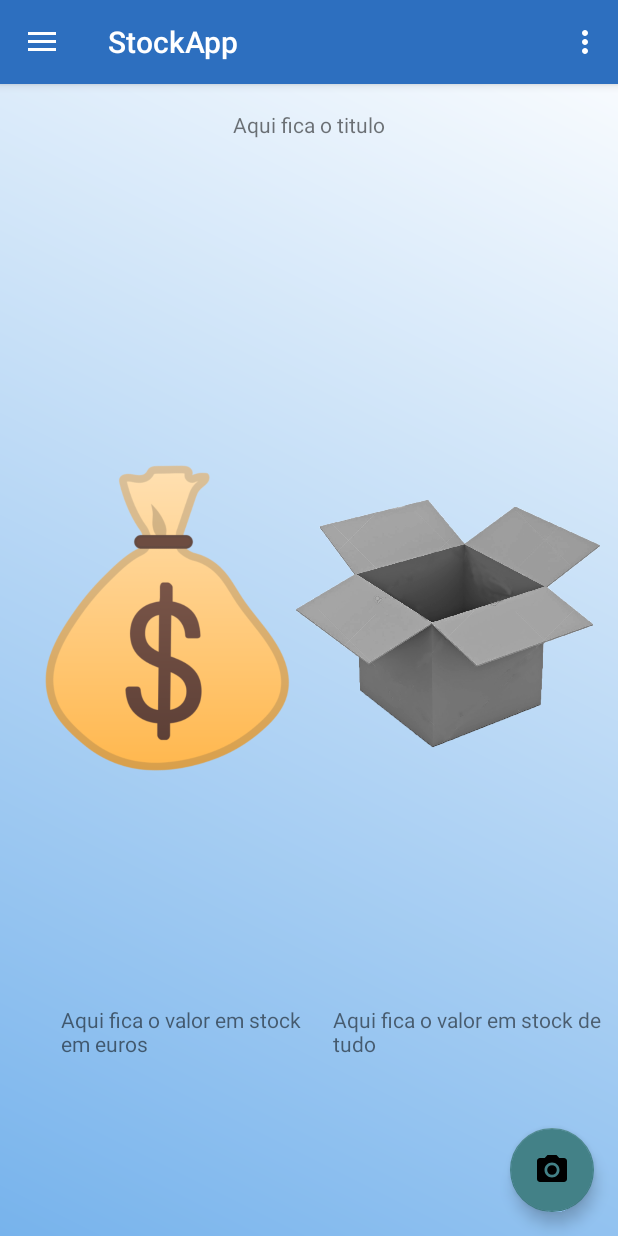
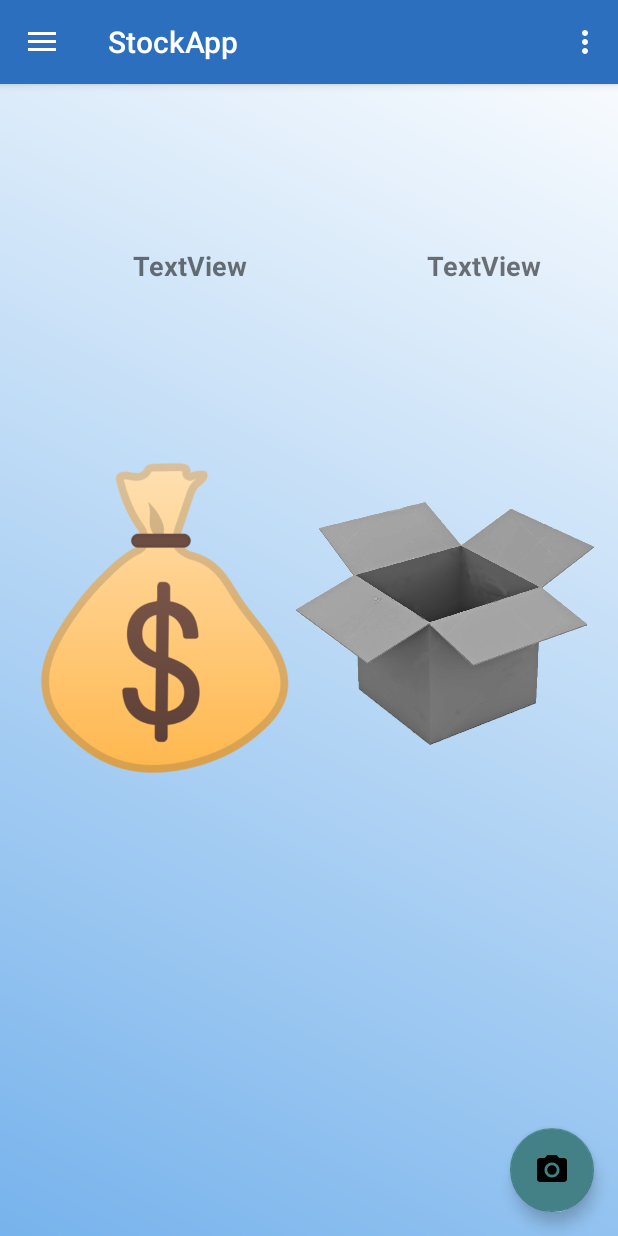
Before and after one commit to bcs44/PADMStockApp, an Android app: the screen it shows after launch (MainActivity), on a phone screen of 412 x 824 dp. Run offline under Robolectric (Android 15) with nearby library versions, the phone set to English and light mode, and no system bars; our stand-ins replace Firebase (no records; nobody signed in at launch, a user with empty details on screens opened directly).

Commit message:
content main

```diff
--- a/app/src/main/java/com/example/bruna/stockapp/MainActivity.java
+++ b/app/src/main/java/com/example/bruna/stockapp/MainActivity.java
@@ -4,6 +4,7 @@ import android.content.Intent;
 import android.os.Bundle;
 import android.support.annotation.NonNull;
 import android.support.design.widget.FloatingActionButton;
+import android.util.Log;
 import android.view.View;
 import android.support.design.widget.NavigationView;
 import android.support.v4.view.GravityCompat;
@@ -15,8 +16,28 @@ import android.view.Menu;
 import android.view.MenuItem;
 import android.widget.TextView;
 
+import com.google.firebase.database.DataSnapshot;
+import com.google.firebase.database.DatabaseError;
+import com.google.firebase.database.DatabaseReference;
+import com.google.firebase.database.FirebaseDatabase;
+import com.google.firebase.database.Query;
+import com.google.firebase.database.ValueEventListener;
+
+import java.util.ArrayList;
+import java.util.List;
+
 public class MainActivity extends AppCompatActivity
         implements NavigationView.OnNavigationItemSelectedListener {
+
+
+    TextView boxTv;
+    TextView moneyTv;
+    List<String> arrayListFirstType = new ArrayList<>();
+    List<String> arrayListSecondType = new ArrayList<>();
+
+    int stockUni;
+    int stockMoney;
+
 
     @Override
     protected void onCreate(Bundle savedInstanceState) {
@@ -53,14 +74,112 @@ public class MainActivity extends AppCompatActivity
 
     private void changeStockDataMain() {
 
-        TextView boxTv = findViewById(R.id.textViewBox);
-        TextView moneyTv = findViewById(R.id.textViewMoney);
-        TextView titleTv = findViewById(R.id.textViewTitle);
+        boxTv = findViewById(R.id.textViewBox);
+        moneyTv = findViewById(R.id.textViewMoney);
 
-        boxTv.setText("Aqui fica o valor em stock de tudo");
-        moneyTv.setText("Aqui fica o valor em stock em euros");
-        titleTv.setText("Aqui fica o titulo");
+        //boxTv.setText("Aqui fica o valor em stock de tudo");
+       // moneyTv.setText("Aqui fica o valor em stock em euros");
+
+        stockUni = 0;
+        stockMoney = 0;
+
+        stockFirst();
+
+        Log.d("w", String.valueOf(stockMoney));
+
     }
+
+    private void stockFirst() {
+
+        FirebaseDatabase database = FirebaseDatabase.getInstance();
+        DatabaseReference myRef = database.getReference();
+
+        myRef.addValueEventListener(new ValueEventListener() {
+            @Override
+            public void onDataChange(DataSnapshot dataSnapshot) {
+
+                for (DataSnapshot dataSnapshot1 : dataSnapshot.getChildren()) {
+                    arrayListFirstType.add(dataSnapshot1.getKey());
+                }
+                doTheRestSecondType();
+            }
+
+            @Override
+            public void onCancelled(DatabaseError error) {
+                Log.w("Value", "Failed to read value.", error.toException());
+            }
+        });
+    }
+
+    private void doTheRestSecondType() {
+
+        for (int i = 0; i < arrayListFirstType.size(); i++) {
+
+            FirebaseDatabase database = FirebaseDatabase.getInstance();
+            DatabaseReference myRef = database.getReference().child(arrayListFirstType.get(i));
+            final int finalI = i;
+
+            myRef.addValueEventListener(new ValueEventListener() {
+                @Override
+                public void onDataChange(DataSnapshot dataSnapshot) {
+                    arrayListSecondType = new ArrayList<>();
+                    for (DataSnapshot dataSnapshot1 : dataSnapshot.getChildren()) {
+                        arrayListSecondType.add(dataSnapshot1.getKey());
+                    }
+                    doTheRest(arrayListFirstType.get(finalI));
+                }
+
+                @Override
+                public void onCancelled(DatabaseError error) {
+                    Log.w("Value", "Failed to read value.", error.toException());
+                }
+            });
+        }
+
+    }
+
+    private void doTheRest(String firstType) {
+
+
+        for (int i = 0; i < arrayListSecondType.size(); i++) {
+            DatabaseReference mFirebaseDatabaseReference = FirebaseDatabase.getInstance().getReference().child(firstType).child(arrayListSecondType.get(i));
+
+            mFirebaseDatabaseReference.addValueEventListener(new ValueEventListener() {
+                @Override
+                public void onDataChange(DataSnapshot dataSnapshot) {
+                    List<Product> productsList = new ArrayList<>();
+                    for (DataSnapshot dataSnapshot1 : dataSnapshot.getChildren()) {
+                        Product productsTable = dataSnapshot1.getValue(Product.class);
+                        productsList.add(productsTable);
+                    }
+                    createValuesStockAndPrice(productsList);
+
+                }
+
+                @Override
+                public void onCancelled(DatabaseError error) {
+                    Log.w("Value", "Failed to read value.", error.toException());
+                }
+            });
+
+        }
+    }
+
+    private void createValuesStockAndPrice(List<Product> productsList) {
+
+        String preco;
+
+        for (int i = 0; i < productsList.size(); i++) {
+            preco = productsList.get(i).getPreco().split(",")[0];
+            stockUni = stockUni + Integer.valueOf(productsList.get(i).getQtd());
+            stockMoney = stockMoney + Integer.valueOf(preco);
+        }
+
+        boxTv.setText("Existem " + stockUni + " unidades em stock");
+        moneyTv.setText("O Stock contém " + stockMoney + "€");
+
+    }
+
 
 
     @Override
--- a/app/src/main/java/com/example/bruna/stockapp/fragmentMobilidade/Fragment_Andarilhos.java
+++ b/app/src/main/java/com/example/bruna/stockapp/fragmentMobilidade/Fragment_Andarilhos.java
@@ -73,8 +73,6 @@ public class Fragment_Andarilhos extends Fragment {
             @Override
             public void onItemClick(AdapterView<?> parent, View view, int position, long id) {
 
-                String nome = adapter.getItem(position).getNome();
-                Toast.makeText(getActivity(), nome, Toast.LENGTH_LONG).show();
                 Intent intent = new Intent(getActivity(), DetailProduct.class);
                 intent.putExtra("nome", adapter.getItem(position).getNome());
                 intent.putExtra("preco", adapter.getItem(position).getPreco());
--- a/app/src/main/java/com/example/bruna/stockapp/fragmentMobilidade/Fragment_Bengalas.java
+++ b/app/src/main/java/com/example/bruna/stockapp/fragmentMobilidade/Fragment_Bengalas.java
@@ -74,8 +74,6 @@ public class Fragment_Bengalas extends Fragment {
             @Override
             public void onItemClick(AdapterView<?> parent, View view, int position, long id) {
 
-                String nome = adapter.getItem(position).getNome();
-                Toast.makeText(getActivity(), nome, Toast.LENGTH_LONG).show();
                 Intent intent = new Intent(getActivity(), DetailProduct.class);
                 intent.putExtra("nome", adapter.getItem(position).getNome());
                 intent.putExtra("preco", adapter.getItem(position).getPreco());
--- a/app/src/main/java/com/example/bruna/stockapp/fragmentMobilidade/Fragment_Canadianas.java
+++ b/app/src/main/java/com/example/bruna/stockapp/fragmentMobilidade/Fragment_Canadianas.java
@@ -72,8 +72,6 @@ public class Fragment_Canadianas extends Fragment {
             @Override
             public void onItemClick(AdapterView<?> parent, View view, int position, long id) {
 
-                String nome = adapter.getItem(position).getNome();
-                Toast.makeText(getActivity(), nome, Toast.LENGTH_LONG).show();
                 Intent intent = new Intent(getActivity(), DetailProduct.class);
                 intent.putExtra("nome", adapter.getItem(position).getNome());
                 intent.putExtra("preco", adapter.getItem(position).getPreco());
--- a/app/src/main/java/com/example/bruna/stockapp/fragmentsCadeiras/Fragment_Eletricas.java
+++ b/app/src/main/java/com/example/bruna/stockapp/fragmentsCadeiras/Fragment_Eletricas.java
@@ -70,8 +70,6 @@ public class Fragment_Eletricas extends Fragment {
             @Override
             public void onItemClick(AdapterView<?> parent, View view, int position, long id) {
 
-                String nome = adapter.getItem(position).getNome();
-                Toast.makeText(getActivity(), nome, Toast.LENGTH_LONG).show();
                 Intent intent = new Intent(getActivity(), DetailProduct.class);
                 intent.putExtra("nome", adapter.getItem(position).getNome());
                 intent.putExtra("preco", adapter.getItem(position).getPreco());
--- a/app/src/main/java/com/example/bruna/stockapp/fragmentsCadeiras/Fragment_Pediátricas.java
+++ b/app/src/main/java/com/example/bruna/stockapp/fragmentsCadeiras/Fragment_Pediátricas.java
@@ -68,8 +68,6 @@ public class Fragment_Pediátricas extends Fragment {
             @Override
             public void onItemClick(AdapterView<?> parent, View view, int position, long id) {
 
-                String nome = adapter.getItem(position).getNome();
-                Toast.makeText(getActivity(), nome, Toast.LENGTH_LONG).show();
                 Intent intent = new Intent(getActivity(), DetailProduct.class);
                 intent.putExtra("nome", adapter.getItem(position).getNome());
                 intent.putExtra("preco", adapter.getItem(position).getPreco());
--- a/app/src/main/java/com/example/bruna/stockapp/fragmentsCalcado/Fragment_CalcadoChinelosOrtopedicos.java
+++ b/app/src/main/java/com/example/bruna/stockapp/fragmentsCalcado/Fragment_CalcadoChinelosOrtopedicos.java
@@ -71,8 +71,6 @@ public class Fragment_CalcadoChinelosOrtopedicos extends Fragment {
             @Override
             public void onItemClick(AdapterView<?> parent, View view, int position, long id) {
 
-                String nome = adapter.getItem(position).getNome();
-                Toast.makeText(getActivity(), nome, Toast.LENGTH_LONG).show();
                 Intent intent = new Intent(getActivity(), DetailProduct.class);
                 intent.putExtra("nome", adapter.getItem(position).getNome());
                 intent.putExtra("preco", adapter.getItem(position).getPreco());
--- a/app/src/main/java/com/example/bruna/stockapp/fragmentsCalcado/Fragment_CalcadoConforto.java
+++ b/app/src/main/java/com/example/bruna/stockapp/fragmentsCalcado/Fragment_CalcadoConforto.java
@@ -72,8 +72,6 @@ public class Fragment_CalcadoConforto extends Fragment {
             @Override
             public void onItemClick(AdapterView<?> parent, View view, int position, long id) {
 
-                String nome = adapter.getItem(position).getNome();
-                Toast.makeText(getActivity(), nome, Toast.LENGTH_LONG).show();
                 Intent intent = new Intent(getActivity(), DetailProduct.class);
                 intent.putExtra("nome", adapter.getItem(position).getNome());
                 intent.putExtra("preco", adapter.getItem(position).getPreco());
--- a/app/src/main/java/com/example/bruna/stockapp/fragmentsCalcado/Fragment_CalcadoCrianca.java
+++ b/app/src/main/java/com/example/bruna/stockapp/fragmentsCalcado/Fragment_CalcadoCrianca.java
@@ -73,8 +73,6 @@ public class Fragment_CalcadoCrianca extends Fragment {
             @Override
             public void onItemClick(AdapterView<?> parent, View view, int position, long id) {
 
-                String nome = adapter.getItem(position).getNome();
-                Toast.makeText(getActivity(), nome, Toast.LENGTH_LONG).show();
                 Intent intent = new Intent(getActivity(), DetailProduct.class);
                 intent.putExtra("nome", adapter.getItem(position).getNome());
                 intent.putExtra("preco", adapter.getItem(position).getPreco());
--- a/app/src/main/java/com/example/bruna/stockapp/fragmentsCalcado/Fragment_CalcadoMalhas.java
+++ b/app/src/main/java/com/example/bruna/stockapp/fragmentsCalcado/Fragment_CalcadoMalhas.java
@@ -70,8 +70,6 @@ public class Fragment_CalcadoMalhas extends Fragment {
             @Override
             public void onItemClick(AdapterView<?> parent, View view, int position, long id) {
 
-                String nome = adapter.getItem(position).getNome();
-                Toast.makeText(getActivity(), nome, Toast.LENGTH_LONG).show();
                 Intent intent = new Intent(getActivity(), DetailProduct.class);
                 intent.putExtra("nome", adapter.getItem(position).getNome());
                 intent.putExtra("preco", adapter.getItem(position).getPreco());
--- a/app/src/main/java/com/example/bruna/stockapp/fragmentsCalcado/Fragment_CalcadoProfissional.java
+++ b/app/src/main/java/com/example/bruna/stockapp/fragmentsCalcado/Fragment_CalcadoProfissional.java
@@ -70,8 +70,6 @@ public class Fragment_CalcadoProfissional extends Fragment {
             @Override
             public void onItemClick(AdapterView<?> parent, View view, int position, long id) {
 
-                String nome = adapter.getItem(position).getNome();
-                Toast.makeText(getActivity(), nome, Toast.LENGTH_LONG).show();
                 Intent intent = new Intent(getActivity(), DetailProduct.class);
                 intent.putExtra("nome", adapter.getItem(position).getNome());
                 intent.putExtra("preco", adapter.getItem(position).getPreco());
--- a/app/src/main/java/com/example/bruna/stockapp/fragmentsFisioterapia/Fragment_Bolas.java
+++ b/app/src/main/java/com/example/bruna/stockapp/fragmentsFisioterapia/Fragment_Bolas.java
@@ -71,8 +71,6 @@ public class Fragment_Bolas extends Fragment {
             @Override
             public void onItemClick(AdapterView<?> parent, View view, int position, long id) {
 
-                String nome = adapter.getItem(position).getNome();
-                Toast.makeText(getActivity(), nome, Toast.LENGTH_LONG).show();
                 Intent intent = new Intent(getActivity(), DetailProduct.class);
                 intent.putExtra("nome", adapter.getItem(position).getNome());
                 intent.putExtra("preco", adapter.getItem(position).getPreco());
--- a/app/src/main/java/com/example/bruna/stockapp/fragmentsFisioterapia/Fragment_Pedaleiras.java
+++ b/app/src/main/java/com/example/bruna/stockapp/fragmentsFisioterapia/Fragment_Pedaleiras.java
@@ -67,8 +67,6 @@ public class Fragment_Pedaleiras extends Fragment {
             @Override
             public void onItemClick(AdapterView<?> parent, View view, int position, long id) {
 
-                String nome = adapter.getItem(position).getNome();
-                Toast.makeText(getActivity(), nome, Toast.LENGTH_LONG).show();
                 Intent intent = new Intent(getActivity(), DetailProduct.class);
                 intent.putExtra("nome", adapter.getItem(position).getNome());
                 intent.putExtra("preco", adapter.getItem(position).getPreco());
--- a/app/src/main/java/com/example/bruna/stockapp/fragmentsOrtopedia/Fragment_OrtMembrosSuperiores.java
+++ b/app/src/main/java/com/example/bruna/stockapp/fragmentsOrtopedia/Fragment_OrtMembrosSuperiores.java
@@ -69,8 +69,6 @@ public class Fragment_OrtMembrosSuperiores extends Fragment {
             @Override
             public void onItemClick(AdapterView<?> parent, View view, int position, long id) {
 
-                String nome = adapter.getItem(position).getNome();
-                Toast.makeText(getActivity(), nome, Toast.LENGTH_LONG).show();
                 Intent intent = new Intent(getActivity(), DetailProduct.class);
                 intent.putExtra("nome", adapter.getItem(position).getNome());
                 intent.putExtra("preco", adapter.getItem(position).getPreco());
--- a/app/src/main/java/com/example/bruna/stockapp/fragmentsOrtopedia/Fragment_OrtTroncoCabeca.java
+++ b/app/src/main/java/com/example/bruna/stockapp/fragmentsOrtopedia/Fragment_OrtTroncoCabeca.java
@@ -67,8 +67,6 @@ public class Fragment_OrtTroncoCabeca extends Fragment {
             @Override
             public void onItemClick(AdapterView<?> parent, View view, int position, long id) {
 
-                String nome = adapter.getItem(position).getNome();
-                Toast.makeText(getActivity(), nome, Toast.LENGTH_LONG).show();
                 Intent intent = new Intent(getActivity(), DetailProduct.class);
                 intent.putExtra("nome", adapter.getItem(position).getNome());
                 intent.putExtra("preco", adapter.getItem(position).getPreco());
--- a/app/src/main/res/layout/content_main.xml
+++ b/app/src/main/res/layout/content_main.xml
@@ -1,8 +1,8 @@
 <RelativeLayout xmlns:android="http://schemas.android.com/apk/res/android"
     android:layout_width="fill_parent"
     android:layout_height="wrap_content"
-    android:orientation="horizontal"
-    android:background="@drawable/gradient">
+    android:background="@drawable/gradient"
+    android:orientation="horizontal">
 
     <ImageView
         android:id="@+id/left"
@@ -10,9 +10,10 @@
         android:layout_height="match_parent"
         android:layout_alignParentLeft="true"
         android:layout_alignParentBottom="true"
-        android:layout_marginLeft="3dp"
+        android:layout_marginLeft="0dp"
+
         android:layout_marginRight="@android:dimen/thumbnail_width"
-
+        android:layout_marginBottom="0dp"
         android:contentDescription="oioi"
         android:src="@drawable/money" />
 
@@ -21,10 +22,9 @@
         android:layout_width="wrap_content"
         android:layout_height="wrap_content"
 
-        android:layout_alignParentTop="true"
         android:layout_alignParentRight="true"
         android:layout_marginLeft="@android:dimen/thumbnail_width"
-        android:layout_marginRight="6dp"
+        android:layout_marginRight="10dp"
         android:contentDescription="ola"
         android:src="@drawable/box" />
 
@@ -32,28 +32,28 @@
         android:id="@+id/textViewBox"
         android:layout_width="179dp"
         android:layout_height="154dp"
-        android:layout_alignEnd="@+id/left"
-        android:layout_alignParentBottom="true"
-        android:layout_marginEnd="-181dp"
-        android:layout_marginBottom="0dp"
-        android:text="TextView" />
+        android:layout_alignTop="@+id/textViewMoney"
+        android:layout_alignParentEnd="true"
+        android:layout_alignParentRight="true"
+        android:layout_marginEnd="0dp"
+        android:gravity="center"
+        android:text="TextView"
+        android:textSize="18sp"
+        android:textStyle="normal|bold" />
 
     <TextView
         android:id="@+id/textViewMoney"
         android:layout_width="179dp"
         android:layout_height="154dp"
-        android:layout_alignEnd="@+id/left"
-        android:layout_alignParentBottom="true"
-        android:layout_marginBottom="42dp"
-        android:text="TextView" />
-
-    <TextView
-        android:id="@+id/textViewTitle"
-        android:layout_width="wrap_content"
-        android:layout_height="wrap_content"
         android:layout_alignParentTop="true"
-        android:layout_centerHorizontal="true"
-        android:layout_marginTop="73dp"
-        android:text="TextView" />
+        android:layout_alignParentEnd="true"
+        android:layout_alignParentRight="true"
+        android:layout_marginTop="100dp"
+        android:layout_marginEnd="196dp"
+        android:layout_marginRight="196dp"
+        android:gravity="center"
+        android:text="TextView"
+        android:textSize="18sp"
+        android:textStyle="normal|bold" />
 
 </RelativeLayout>
--- a/app/src/main/res/layout/product_detail.xml
+++ b/app/src/main/res/layout/product_detail.xml
@@ -170,7 +170,9 @@
             android:id="@+id/tvbigdesc"
             android:layout_width="match_parent"
             android:layout_height="wrap_content"
+            android:layout_marginLeft="20dp"
             android:layout_marginTop="20dp"
+            android:layout_marginRight="20dp"
             android:text="Texto" />
     </LinearLayout>
 
```
